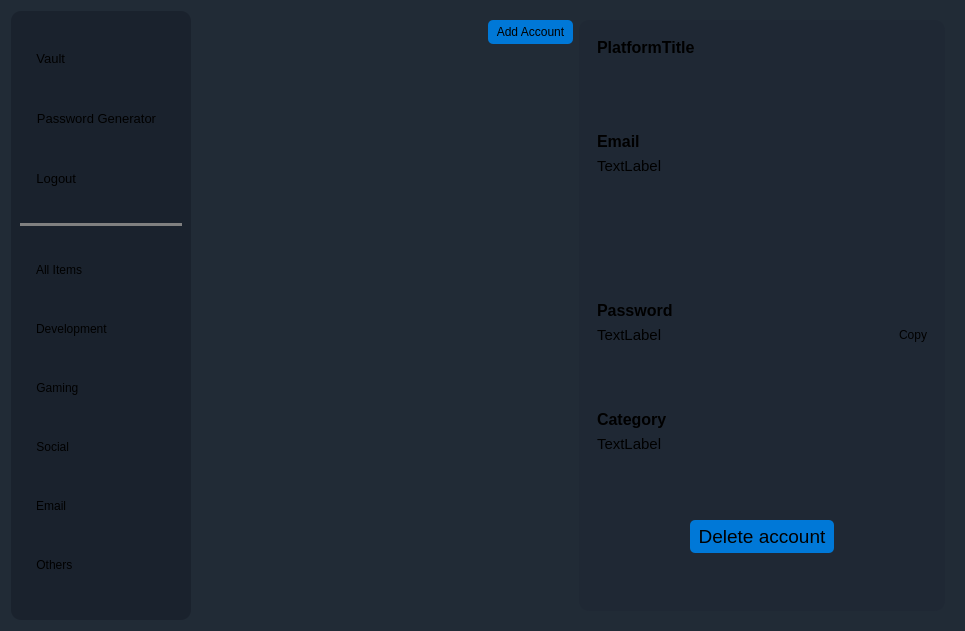
Before: the Qt Designer form pages/view/dashboard/dashboard.ui in SahisN/PasswordManager, drawn with Qt 5.
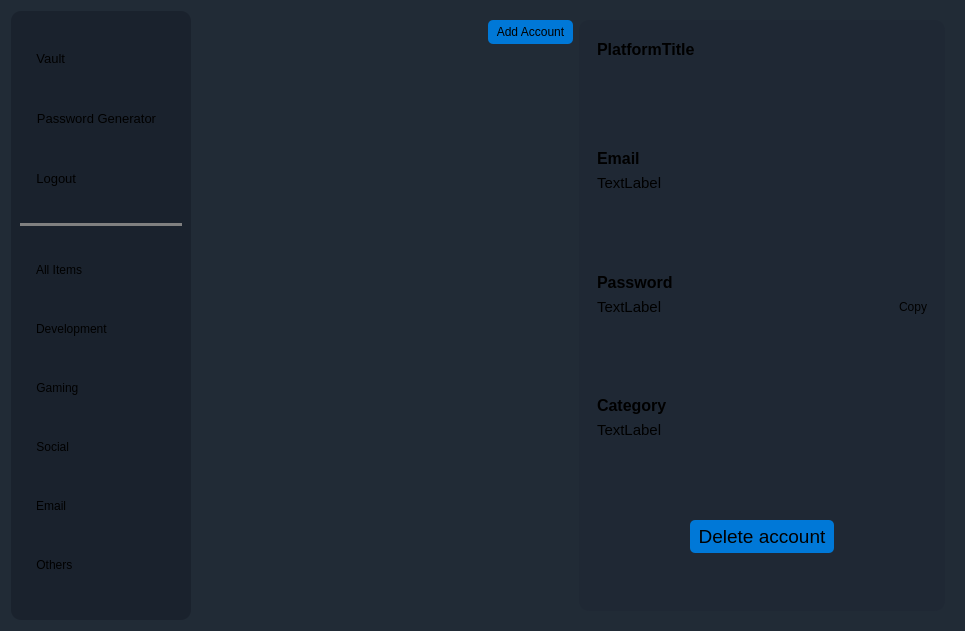
After: the same form once the commit is applied. The open tabs and pages were chosen to show the change. Icons and pictures are not drawn.

```diff
--- a/pages/view/dashboard/dashboard.ui
+++ b/pages/view/dashboard/dashboard.ui
@@ -524,7 +524,7 @@
                </font>
               </property>
               <property name="currentIndex">
-               <number>0</number>
+               <number>1</number>
               </property>
               <widget class="QWidget" name="emptyAccountPage">
                <layout class="QVBoxLayout" name="verticalLayout">
@@ -592,6 +592,19 @@
                   </property>
                  </widget>
                 </item>
+                <item>
+                 <spacer name="verticalSpacer_17">
+                  <property name="orientation">
+                   <enum>Qt::Orientation::Vertical</enum>
+                  </property>
+                  <property name="sizeHint" stdset="0">
+                   <size>
+                    <width>20</width>
+                    <height>40</height>
+                   </size>
+                  </property>
+                 </spacer>
+                </item>
                 <item alignment="Qt::AlignmentFlag::AlignBottom">
                  <widget class="QLabel" name="emailLabel">
                   <property name="font">
@@ -617,6 +630,19 @@
                   </property>
                  </widget>
                 </item>
+                <item>
+                 <spacer name="verticalSpacer_16">
+                  <property name="orientation">
+                   <enum>Qt::Orientation::Vertical</enum>
+                  </property>
+                  <property name="sizeHint" stdset="0">
+                   <size>
+                    <width>20</width>
+                    <height>40</height>
+                   </size>
+                  </property>
+                 </spacer>
+                </item>
                 <item alignment="Qt::AlignmentFlag::AlignBottom">
                  <widget class="QLabel" name="passwordLabel">
                   <property name="font">
@@ -663,6 +689,19 @@
                   </item>
                  </layout>
                 </item>
+                <item>
+                 <spacer name="verticalSpacer_15">
+                  <property name="orientation">
+                   <enum>Qt::Orientation::Vertical</enum>
+                  </property>
+                  <property name="sizeHint" stdset="0">
+                   <size>
+                    <width>20</width>
+                    <height>40</height>
+                   </size>
+                  </property>
+                 </spacer>
+                </item>
                 <item alignment="Qt::AlignmentFlag::AlignBottom">
                  <widget class="QLabel" name="categoryLabel">
                   <property name="font">
@@ -688,6 +727,19 @@
                   </property>
                  </widget>
                 </item>
+                <item>
+                 <spacer name="verticalSpacer_3">
+                  <property name="orientation">
+                   <enum>Qt::Orientation::Vertical</enum>
+                  </property>
+                  <property name="sizeHint" stdset="0">
+                   <size>
+                    <width>20</width>
+                    <height>40</height>
+                   </size>
+                  </property>
+                 </spacer>
+                </item>
                 <item alignment="Qt::AlignmentFlag::AlignHCenter">
                  <widget class="QPushButton" name="deleteAccountBtn">
                   <property name="font">
@@ -742,19 +794,6 @@
               </widget>
               <widget class="QWidget" name="createAccountPage">
                <layout class="QVBoxLayout" name="verticalLayout_5">
-                <item>
-                 <spacer name="verticalSpacer_3">
-                  <property name="orientation">
-                   <enum>Qt::Orientation::Vertical</enum>
-                  </property>
-                  <property name="sizeHint" stdset="0">
-                   <size>
-                    <width>20</width>
-                    <height>40</height>
-                   </size>
-                  </property>
-                 </spacer>
-                </item>
                 <item alignment="Qt::AlignmentFlag::AlignHCenter">
                  <widget class="QLabel" name="label_6">
                   <property name="font">
@@ -892,6 +931,18 @@
                   </item>
                   <item>
                    <widget class="QPushButton" name="autoGenerateButton">
+                    <property name="styleSheet">
+                     <string notr="true"> QPushButton {
+            background-color: #166e2d;
+            border: none;
+            padding: 5px 8px;
+            border-radius: 5px;
+        }
+
+        QPushButton:hover {
+            background-color: #0e4d1e;
+        }</string>
+                    </property>
                     <property name="text">
                      <string/>
                     </property>
@@ -909,6 +960,19 @@
                   </item>
                  </layout>
                 </item>
+                <item>
+                 <widget class="QLabel" name="label_7">
+                  <property name="font">
+                   <font>
+                    <pointsize>12</pointsize>
+                    <bold>true</bold>
+                   </font>
+                  </property>
+                  <property name="text">
+                   <string>Category</string>
+                  </property>
+                 </widget>
+                </item>
                 <item>
                  <widget class="QComboBox" name="categorySelection">
                   <property name="font">
```
